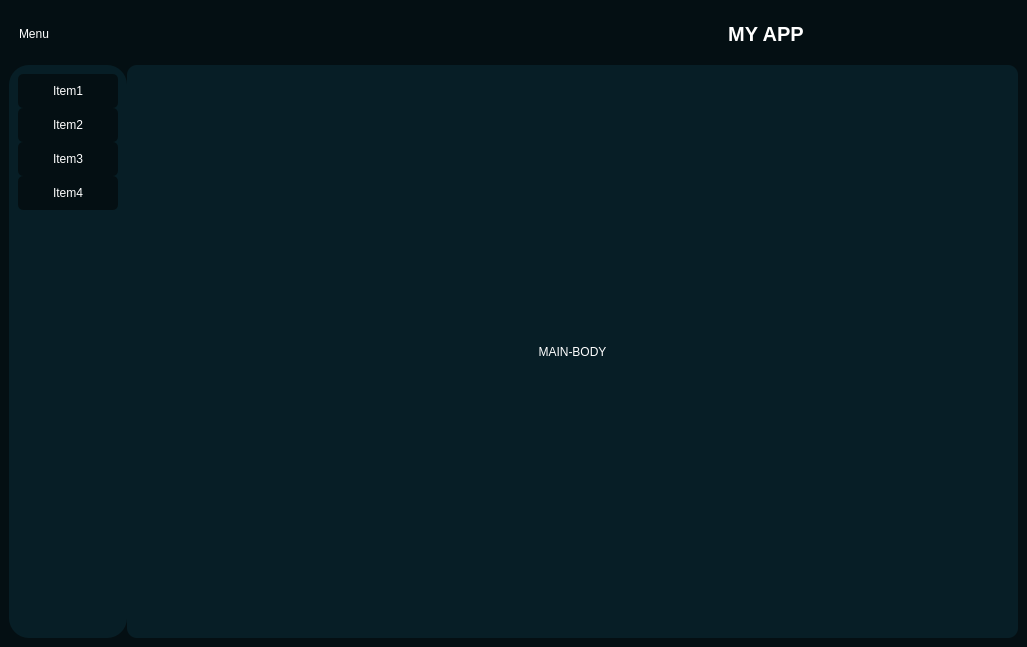
Before: the Qt Designer form UI/Dashboard.ui in eliran-ovadia/demo-exchange-desktop, drawn with Qt 5.
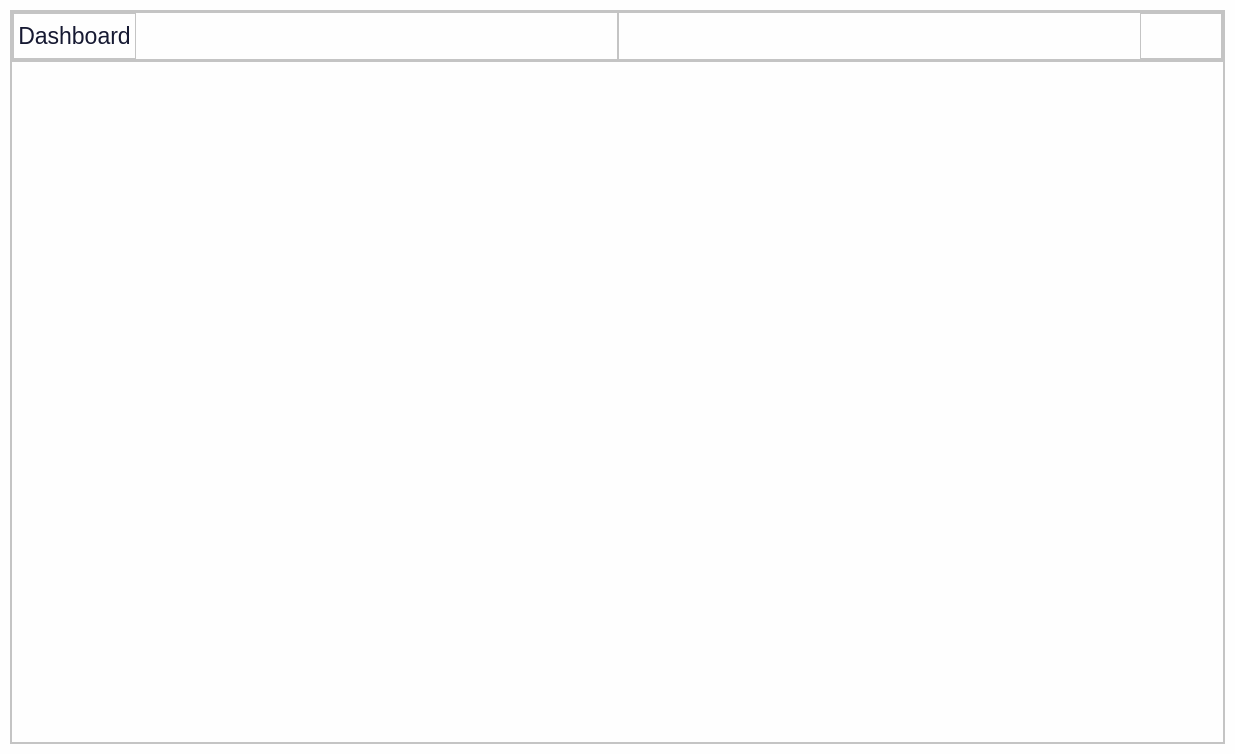
After: the same form once the commit is applied. Icons and pictures are not drawn.

Diff of the .ui file:
```diff
--- a/UI/Dashboard.ui
+++ b/UI/Dashboard.ui
@@ -6,56 +6,54 @@
    <rect>
     <x>0</x>
     <y>0</y>
-    <width>1027</width>
-    <height>647</height>
+    <width>1235</width>
+    <height>754</height>
    </rect>
   </property>
   <property name="windowTitle">
    <string>MainWindow</string>
   </property>
   <property name="styleSheet">
-   <string notr="true">background-color: rgba(254, 254, 254, 1);</string>
+   <string notr="true">background-color: rgb(254, 254, 254);</string>
   </property>
   <widget class="QWidget" name="centralwidget">
    <property name="styleSheet">
-    <string notr="true">*{
-	border: none;
-	background-color: transparent;
-	color: #fff;
-}
-#centralwidget{
-	background-color: #040f13;
-}
-#side_menu{
-	background-color: #071e26;
-	border-radius: 20px;
-}
-QPushButton{
-	padding: 10px;
-	background-color: #040f13;
-	border-radius: 5px;
-}
-#main_body{
-	background-color: #071e26;
-	border-radius: 10px;
-}</string>
+    <string notr="true">background-color: rgb(254, 254, 254);</string>
    </property>
-   <layout class="QVBoxLayout" name="verticalLayout">
+   <layout class="QVBoxLayout" name="verticalLayout" stretch="0">
+    <property name="spacing">
+     <number>10</number>
+    </property>
+    <property name="leftMargin">
+     <number>10</number>
+    </property>
+    <property name="topMargin">
+     <number>10</number>
+    </property>
+    <property name="rightMargin">
+     <number>10</number>
+    </property>
+    <property name="bottomMargin">
+     <number>10</number>
+    </property>
     <item>
-     <widget class="QFrame" name="header">
+     <widget class="QFrame" name="container">
       <property name="minimumSize">
        <size>
-        <width>0</width>
-        <height>50</height>
+        <width>120</width>
+        <height>0</height>
        </size>
       </property>
+      <property name="styleSheet">
+       <string notr="true">background-color: rgb(254, 254, 254);</string>
+      </property>
       <property name="frameShape">
        <enum>QFrame::StyledPanel</enum>
       </property>
       <property name="frameShadow">
        <enum>QFrame::Raised</enum>
       </property>
-      <layout class="QHBoxLayout" name="horizontalLayout_2">
+      <layout class="QVBoxLayout" name="verticalLayout_2">
        <property name="spacing">
         <number>0</number>
        </property>
@@ -71,15 +69,21 @@
        <property name="bottomMargin">
         <number>0</number>
        </property>
-       <item alignment="Qt::AlignLeft">
-        <widget class="QFrame" name="frame">
+       <item>
+        <widget class="QFrame" name="header">
+         <property name="maximumSize">
+          <size>
+           <width>16777215</width>
+           <height>50</height>
+          </size>
+         </property>
          <property name="frameShape">
           <enum>QFrame::StyledPanel</enum>
          </property>
          <property name="frameShadow">
           <enum>QFrame::Raised</enum>
          </property>
-         <layout class="QHBoxLayout" name="horizontalLayout_3">
+         <layout class="QHBoxLayout" name="horizontalLayout">
           <property name="spacing">
            <number>0</number>
           </property>
@@ -96,120 +100,102 @@
            <number>0</number>
           </property>
           <item>
-           <widget class="QPushButton" name="pushButton">
-            <property name="minimumSize">
-             <size>
-              <width>0</width>
-              <height>30</height>
-             </size>
+           <widget class="QFrame" name="left">
+            <property name="frameShape">
+             <enum>QFrame::StyledPanel</enum>
             </property>
-            <property name="maximumSize">
-             <size>
-              <width>16777215</width>
-              <height>30</height>
-             </size>
+            <property name="frameShadow">
+             <enum>QFrame::Raised</enum>
             </property>
-            <property name="text">
-             <string>Menu</string>
-            </property>
-            <property name="iconSize">
-             <size>
-              <width>24</width>
-              <height>24</height>
-             </size>
-            </property>
+            <layout class="QHBoxLayout" name="horizontalLayout_3">
+             <property name="spacing">
+              <number>0</number>
+             </property>
+             <property name="leftMargin">
+              <number>0</number>
+             </property>
+             <property name="topMargin">
+              <number>0</number>
+             </property>
+             <property name="rightMargin">
+              <number>0</number>
+             </property>
+             <property name="bottomMargin">
+              <number>0</number>
+             </property>
+             <item alignment="Qt::AlignLeft">
+              <widget class="QFrame" name="logo_frame">
+               <property name="frameShape">
+                <enum>QFrame::StyledPanel</enum>
+               </property>
+               <property name="frameShadow">
+                <enum>QFrame::Raised</enum>
+               </property>
+               <layout class="QHBoxLayout" name="horizontalLayout_5">
+                <property name="spacing">
+                 <number>0</number>
+                </property>
+                <property name="leftMargin">
+                 <number>0</number>
+                </property>
+                <property name="topMargin">
+                 <number>0</number>
+                </property>
+                <property name="rightMargin">
+                 <number>0</number>
+                </property>
+                <property name="bottomMargin">
+                 <number>0</number>
+                </property>
+                <item>
+                 <widget class="QPushButton" name="logo_button">
+                  <property name="font">
+                   <font>
+                    <pointsize>17</pointsize>
+                    <weight>50</weight>
+                    <bold>false</bold>
+                   </font>
+                  </property>
+                  <property name="cursor">
+                   <cursorShape>OpenHandCursor</cursorShape>
+                  </property>
+                  <property name="styleSheet">
+                   <string notr="true">color: rgba(22, 25, 50, 1);
+font-size: 17pt;</string>
+                  </property>
+                  <property name="text">
+                   <string>Dashboard</string>
+                  </property>
+                  <property name="icon">
+                   <iconset>
+                    <normaloff>../res/icons/trending-up.svg</normaloff>../res/icons/trending-up.svg</iconset>
+                  </property>
+                  <property name="iconSize">
+                   <size>
+                    <width>40</width>
+                    <height>40</height>
+                   </size>
+                  </property>
+                  <property name="flat">
+                   <bool>true</bool>
+                  </property>
+                 </widget>
+                </item>
+               </layout>
+              </widget>
+             </item>
+            </layout>
            </widget>
           </item>
-         </layout>
-        </widget>
-       </item>
-       <item>
-        <widget class="QFrame" name="frame_3">
-         <property name="frameShape">
-          <enum>QFrame::StyledPanel</enum>
-         </property>
-         <property name="frameShadow">
-          <enum>QFrame::Raised</enum>
-         </property>
-         <layout class="QVBoxLayout" name="verticalLayout_4">
           <item>
-           <widget class="QLabel" name="label">
-            <property name="font">
-             <font>
-              <pointsize>15</pointsize>
-              <weight>75</weight>
-              <bold>true</bold>
-              <kerning>true</kerning>
-             </font>
-            </property>
-            <property name="text">
-             <string>MY APP</string>
-            </property>
-            <property name="alignment">
-             <set>Qt::AlignCenter</set>
-            </property>
-           </widget>
-          </item>
-         </layout>
-        </widget>
-       </item>
-      </layout>
-     </widget>
-    </item>
-    <item>
-     <widget class="QFrame" name="frame_2">
-      <property name="sizePolicy">
-       <sizepolicy hsizetype="Preferred" vsizetype="Expanding">
-        <horstretch>0</horstretch>
-        <verstretch>0</verstretch>
-       </sizepolicy>
-      </property>
-      <property name="frameShape">
-       <enum>QFrame::StyledPanel</enum>
-      </property>
-      <property name="frameShadow">
-       <enum>QFrame::Raised</enum>
-      </property>
-      <layout class="QHBoxLayout" name="horizontalLayout">
-       <property name="spacing">
-        <number>0</number>
-       </property>
-       <property name="leftMargin">
-        <number>0</number>
-       </property>
-       <property name="topMargin">
-        <number>0</number>
-       </property>
-       <property name="rightMargin">
-        <number>0</number>
-       </property>
-       <property name="bottomMargin">
-        <number>0</number>
-       </property>
-       <item>
-        <widget class="QWidget" name="side_menu" native="true">
-         <layout class="QVBoxLayout" name="verticalLayout_2">
-          <item alignment="Qt::AlignTop">
-           <widget class="QFrame" name="frame_4">
-            <property name="minimumSize">
-             <size>
-              <width>100</width>
-              <height>0</height>
-             </size>
-            </property>
-            <property name="maximumSize">
-             <size>
-              <width>150</width>
-              <height>16777215</height>
-             </size>
-            </property>
+           <widget class="QFrame" name="right">
             <property name="frameShape">
              <enum>QFrame::StyledPanel</enum>
             </property>
             <property name="frameShadow">
              <enum>QFrame::Raised</enum>
             </property>
-            <layout class="QVBoxLayout" name="verticalLayout_3">
+            <layout class="QHBoxLayout" name="horizontalLayout_2">
              <property name="spacing">
               <number>0</number>
              </property>
@@ -225,34 +211,94 @@
              <property name="bottomMargin">
               <number>0</number>
              </property>
-             <item>
-              <widget class="QPushButton" name="pushButton_2">
-               <property name="text">
-                <string>Item1</string>
+             <item alignment="Qt::AlignRight">
+              <widget class="QFrame" name="right_buttons_frame">
+               <property name="frameShape">
+                <enum>QFrame::StyledPanel</enum>
                </property>
-              </widget>
-             </item>
-             <item>
-              <widget class="QPushButton" name="pushButton_3">
-               <property name="text">
-                <string>Item2</string>
+               <property name="frameShadow">
+                <enum>QFrame::Raised</enum>
                </property>
+               <layout class="QHBoxLayout" name="horizontalLayout_6">
+                <property name="spacing">
+                 <number>0</number>
+                </property>
+                <property name="leftMargin">
+                 <number>0</number>
+                </property>
+                <property name="topMargin">
+                 <number>0</number>
+                </property>
+                <property name="rightMargin">
+                 <number>0</number>
+                </property>
+                <property name="bottomMargin">
+                 <number>0</number>
+                </property>
+                <item>
+                 <widget class="QPushButton" name="pushButton">
+                  <property name="text">
+                   <string/>
+                  </property>
+                  <property name="icon">
+                   <iconset>
+                    <normaloff>../res/icons/sun.svg</normaloff>../res/icons/sun.svg</iconset>
+                  </property>
+                  <property name="iconSize">
+                   <size>
+                    <width>40</width>
+                    <height>40</height>
+                   </size>
+                  </property>
+                  <property name="flat">
+                   <bool>true</bool>
+                  </property>
+                 </widget>
+                </item>
+                <item>
+                 <widget class="QPushButton" name="profile_button">
+                  <property name="minimumSize">
+                   <size>
+                    <width>40</width>
+                    <height>40</height>
+                   </size>
+                  </property>
+                  <property name="maximumSize">
+                   <size>
+                    <width>40</width>
+                    <height>40</height>
+                   </size>
+                  </property>
+                  <property name="cursor">
+                   <cursorShape>OpenHandCursor</cursorShape>
+                  </property>
+                  <property name="text">
+                   <string/>
+                  </property>
+                  <property name="icon">
+                   <iconset>
+                    <normaloff>../res/icons/user.svg</normaloff>../res/icons/user.svg</iconset>
+                  </property>
+                  <property name="iconSize">
+                   <size>
+                    <width>40</width>
+                    <height>40</height>
+                   </size>
+                  </property>
+                  <property name="autoDefault">
+                   <bool>false</bool>
+                  </property>
+                  <property name="default">
+                   <bool>false</bool>
+                  </property>
+                  <property name="flat">
+                   <bool>true</bool>
+                  </property>
+                 </widget>
+                </item>
+               </layout>
               </widget>
              </item>
-             <item>
-              <widget class="QPushButton" name="pushButton_4">
-               <property name="text">
-                <string>Item3</string>
-               </property>
-              </widget>
-             </item>
-             <item>
-              <widget class="QPushButton" name="pushButton_5">
-               <property name="text">
-                <string>Item4</string>
-               </property>
-              </widget>
-             </item>
             </layout>
            </widget>
           </item>
@@ -260,31 +306,13 @@
         </widget>
        </item>
        <item>
-        <widget class="QFrame" name="main_body">
-         <property name="sizePolicy">
-          <sizepolicy hsizetype="Expanding" vsizetype="Preferred">
-           <horstretch>0</horstretch>
-           <verstretch>0</verstretch>
-          </sizepolicy>
-         </property>
+        <widget class="QFrame" name="body">
          <property name="frameShape">
           <enum>QFrame::StyledPanel</enum>
          </property>
          <property name="frameShadow">
           <enum>QFrame::Raised</enum>
          </property>
-         <layout class="QHBoxLayout" name="horizontalLayout_4">
-          <item>
-           <widget class="QLabel" name="label_2">
-            <property name="text">
-             <string>MAIN-BODY</string>
-            </property>
-            <property name="alignment">
-             <set>Qt::AlignCenter</set>
-            </property>
-           </widget>
-          </item>
-         </layout>
         </widget>
        </item>
       </layout>
```
Left out of the diff: 4 changed lines with no effect on the pictures.
